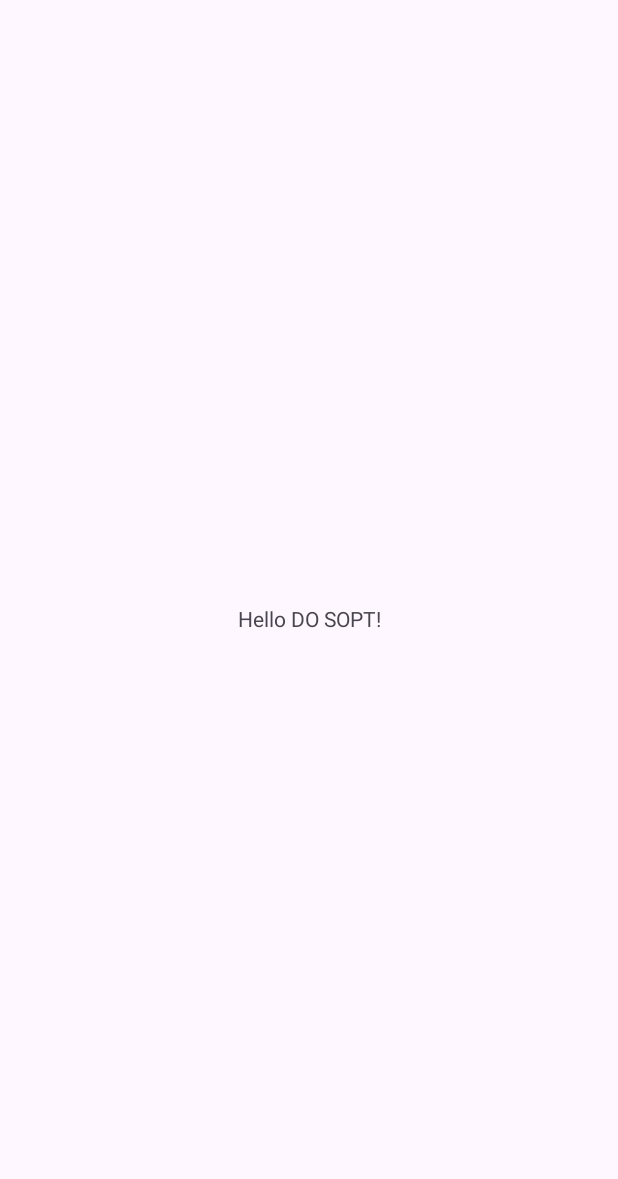
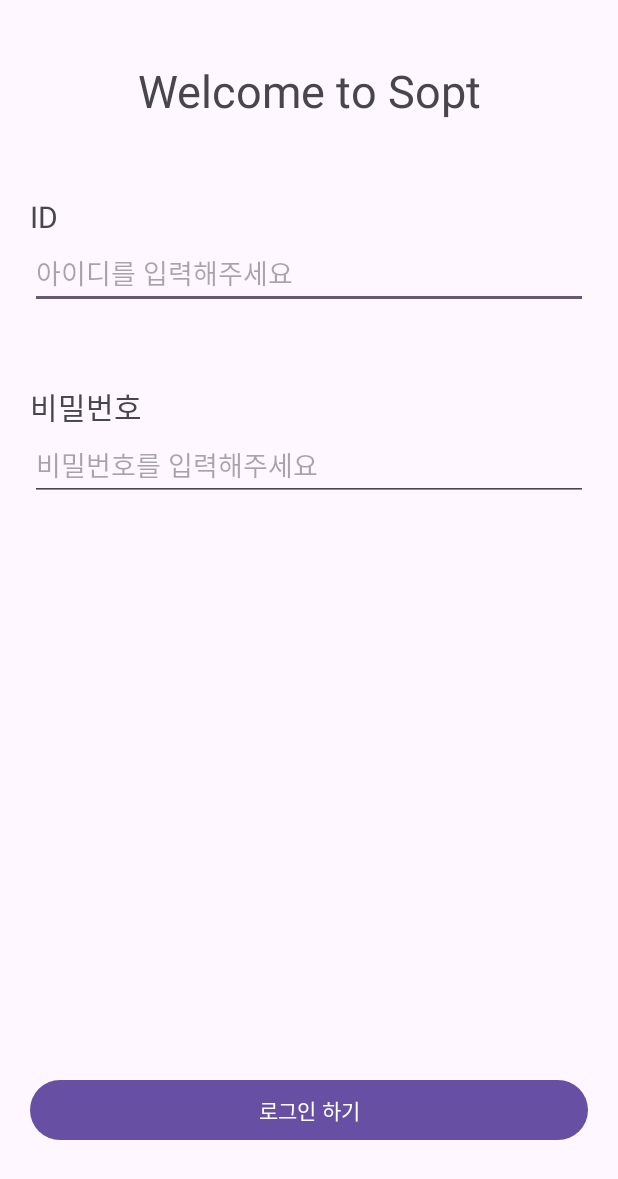
Before and after one commit to DO-SOPT-ANDROID/minhoe-heo, an Android app: the screen it shows after launch (MainActivity), on a phone screen of 412 x 824 dp. Before the commit the part shown is almost empty. Shown: the top 1179 px of the screen. Run offline under Robolectric (Android 15) with nearby library versions, the phone set to English and light mode, and no system bars.

Commit message:
[UI]:로그인

```diff
--- a/app/src/main/res/layout/activity_main.xml
+++ b/app/src/main/res/layout/activity_main.xml
@@ -4,15 +4,60 @@
     xmlns:tools="http://schemas.android.com/tools"
     android:layout_width="match_parent"
     android:layout_height="match_parent"
+    android:paddingHorizontal="20dp"
     tools:context=".MainActivity">
 
     <TextView
-        android:layout_width="wrap_content"
+        android:id="@+id/tv_sign_in_title"
+        android:layout_width="match_parent"
         android:layout_height="wrap_content"
-        android:text="Hello DO SOPT!"
-        app:layout_constraintBottom_toBottomOf="parent"
-        app:layout_constraintEnd_toEndOf="parent"
-        app:layout_constraintStart_toStartOf="parent"
+        android:layout_marginTop="40dp"
+        android:text="Welcome to Sopt"
+        android:textAlignment="center"
+        android:textSize="30sp"
         app:layout_constraintTop_toTopOf="parent" />
 
+    <TextView
+        android:id="@+id/tv_sign_in_id"
+        android:layout_width="match_parent"
+        android:layout_height="wrap_content"
+        android:layout_marginTop="50dp"
+        android:text="ID"
+        android:textSize="20sp"
+        app:layout_constraintStart_toStartOf="parent"
+        app:layout_constraintTop_toBottomOf="@id/tv_sign_in_title" />
+
+    <EditText
+        android:id="@+id/et_sign_in_pw"
+        android:layout_width="match_parent"
+        android:layout_height="wrap_content"
+        android:hint="아이디를 입력해주세요"
+        app:layout_constraintTop_toBottomOf="@id/tv_sign_in_id"
+        tools:ignore="TouchTargetSizeCheck" />
+
+    <TextView
+        android:id="@+id/tv_sign_in_pw"
+        android:layout_width="match_parent"
+        android:layout_height="wrap_content"
+        android:layout_marginTop="50dp"
+        android:text="비밀번호"
+        android:textSize="20sp"
+        app:layout_constraintStart_toStartOf="parent"
+        app:layout_constraintTop_toBottomOf="@id/et_sign_in_pw" />
+
+    <EditText
+        android:layout_width="match_parent"
+        android:layout_height="wrap_content"
+        android:hint="비밀번호를 입력해주세요"
+        app:layout_constraintTop_toBottomOf="@id/tv_sign_in_pw"
+        tools:ignore="TouchTargetSizeCheck" />
+
+    <Button
+        android:layout_width="match_parent"
+        android:layout_height="wrap_content"
+        android:layout_marginBottom="60dp"
+        android:text="로그인 하기"
+        app:layout_constraintBottom_toBottomOf="parent" />
+
+
 </androidx.constraintlayout.widget.ConstraintLayout>
```
